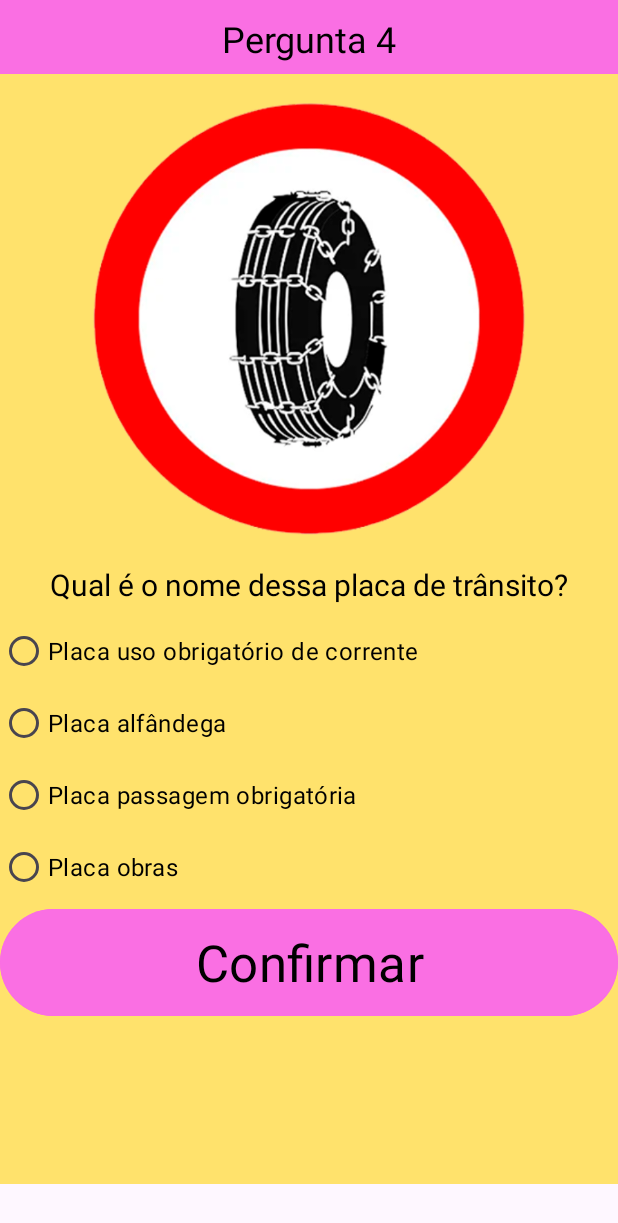
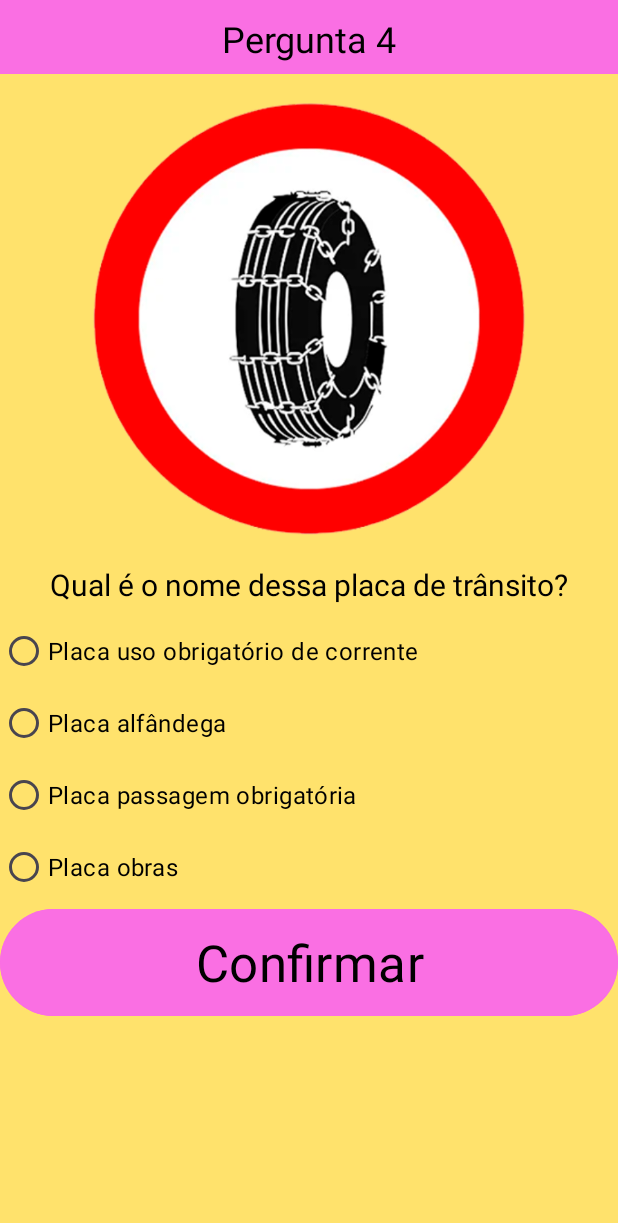
Before and after one commit to NicoleTrujillano/quiz-placas-de-transito, an Android app: the Tela5 screen opened directly, with no data from a screen before it, on a phone screen of 412 x 824 dp. Shown: the top 1223 px of the screen. Run offline under Robolectric (Android 15) with nearby library versions, the light colour scheme and no system bars; Roboto replaces fonts that are not available here.

```diff
--- a/app/src/main/res/layout/activity_tela5.xml
+++ b/app/src/main/res/layout/activity_tela5.xml
@@ -9,7 +9,7 @@
 
     <LinearLayout
         android:layout_width="match_parent"
-        android:layout_height="789dp"
+        android:layout_height="match_parent"
         android:background="#FFE26C"
         android:orientation="vertical"
         tools:layout_editor_absoluteX="0dp"
```
Also changed, not shown: 7 other files.
